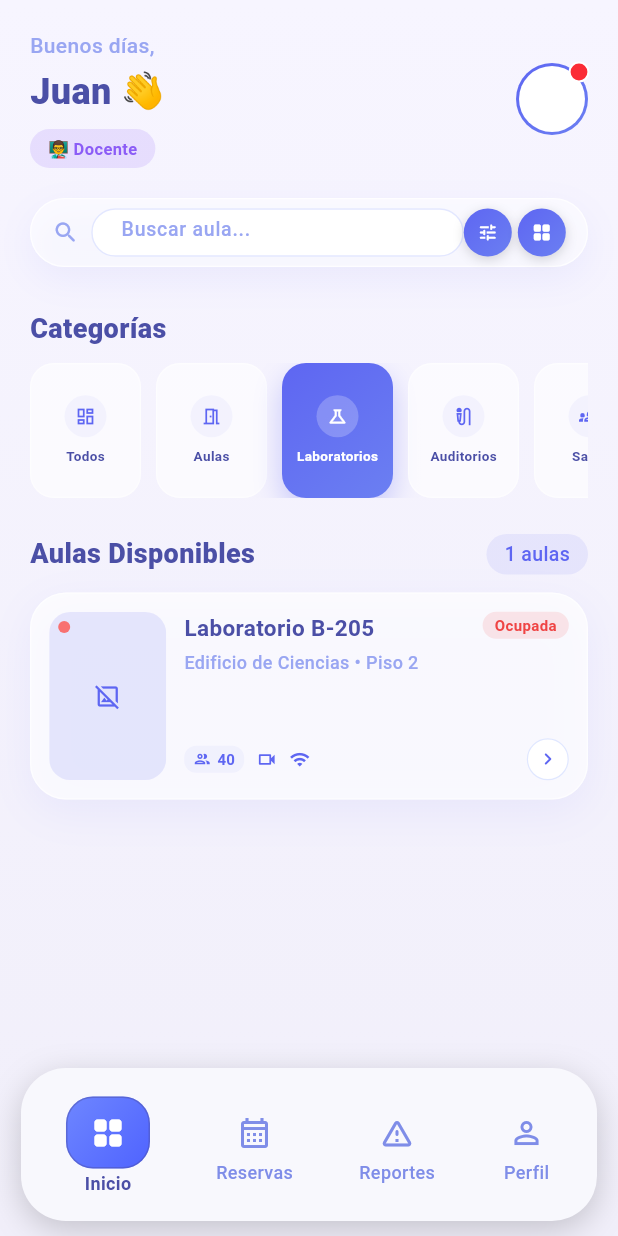
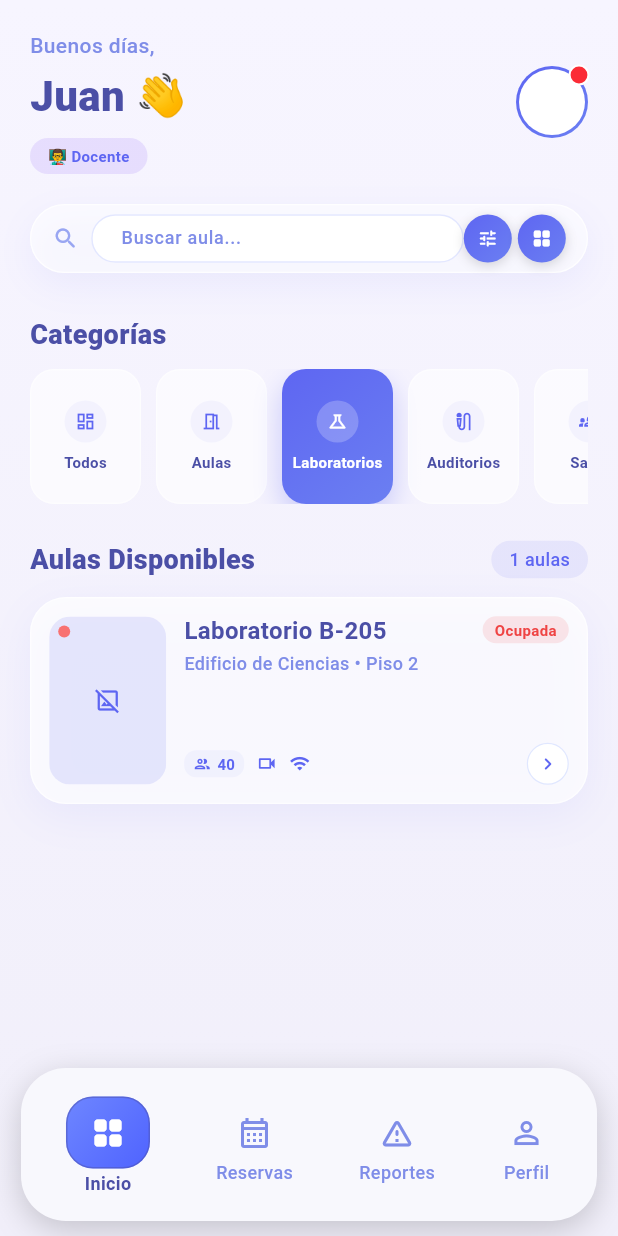
Before and after one commit to JSebasAM/AulaSmart-Front-end, a Flutter app: the AppShellView screen opened by its route, after a tap on "Aulas", after a tap on "Laboratorios", on a phone screen of 412 x 824 dp. Run offline on Flutter 3.47's test engine with Material 3 defaults, Android fonts, the light colour scheme and no system bars; network calls fail.

Commit message:
refactor: se declararon variables globales para la topografia y si implemento en la vista home  AUS-32

```diff
--- /dev/null
+++ b/lib/themes/app_text_styles.dart
@@ -0,0 +1,56 @@
+import 'package:flutter/material.dart';
+
+import 'app_colors.dart';
+
+class AppTextStyles {
+  static const TextStyle pageTitle = TextStyle(
+    color: AppColors.primaryDark,
+    fontSize: 33,
+    fontWeight: FontWeight.w800,
+    height: 1.0,
+  );
+
+  static const TextStyle pageSubtitle = TextStyle(
+    color: AppColors.textSecondary,
+    fontSize: 18,
+    fontWeight: FontWeight.w500,
+    height: 1.2,
+  );
+
+  static const TextStyle sectionTitle = TextStyle(
+    color: AppColors.primaryDark,
+    fontSize: 18,
+    fontWeight: FontWeight.w800,
+  );
+
+  static const TextStyle sectionBody = TextStyle(
+    color: AppColors.textSecondary,
+    fontSize: 14,
+    fontWeight: FontWeight.w500,
+  );
+
+  static const TextStyle cardTitle = TextStyle(
+    color: AppColors.primaryDark,
+    fontSize: 16,
+    fontWeight: FontWeight.w700,
+    height: 1.2,
+  );
+
+  static const TextStyle cardSubtitle = TextStyle(
+    color: AppColors.textSecondary,
+    fontSize: 12,
+    fontWeight: FontWeight.w500,
+  );
+
+  static const TextStyle smallLabel = TextStyle(
+    color: AppColors.textSecondary,
+    fontSize: 10,
+    fontWeight: FontWeight.w600,
+  );
+
+  static const TextStyle tinyLabel = TextStyle(
+    color: AppColors.textSecondary,
+    fontSize: 9,
+    fontWeight: FontWeight.w600,
+  );
+}
--- a/lib/views/home_view.dart
+++ b/lib/views/home_view.dart
@@ -1,6 +1,7 @@
 import 'package:aulasmart_front_end/models/aula.dart';
 import 'package:aulasmart_front_end/services/aula_service.dart';
 import 'package:aulasmart_front_end/themes/app_colors.dart';
+import 'package:aulasmart_front_end/themes/app_text_styles.dart';
 import 'package:flutter/material.dart';
 
 class HomeView extends StatefulWidget {
@@ -104,22 +105,14 @@ class _HomeViewState extends State<HomeView> {
           child: Column(
             crossAxisAlignment: CrossAxisAlignment.start,
             children: [
-              const Text(
+              Text(
                 'Buenos días,',
-                style: TextStyle(
-                  color: Color(0xFF99A6F2),
-                  fontSize: 14,
-                  fontWeight: FontWeight.w500,
-                ),
+                style: AppTextStyles.sectionBody.copyWith(color: AppColors.textSecondary),
               ),
               const SizedBox(height: 4),
-              const Text(
+              Text(
                 'Juan 👋',
-                style: TextStyle(
-                  color: Color(0xFF4B4FA6),
-                  fontSize: 24,
-                  fontWeight: FontWeight.w800,
-                ),
+                style: AppTextStyles.sectionTitle.copyWith(fontSize: 28),
               ),
               const SizedBox(height: 8),
               Container(
@@ -128,13 +121,9 @@ class _HomeViewState extends State<HomeView> {
                   color: const Color(0x268B5CF6),
                   borderRadius: BorderRadius.circular(999),
                 ),
-                child: const Text(
+                child: Text(
                   '👨‍🏫 Docente',
-                  style: TextStyle(
-                    color: Color(0xFF8B5CF6),
-                    fontSize: 11,
-                    fontWeight: FontWeight.w700,
-                  ),
+                  style: AppTextStyles.smallLabel.copyWith(color: AppColors.primary),
                 ),
               ),
             ],
@@ -206,11 +195,7 @@ class _HomeViewState extends State<HomeView> {
               decoration: const InputDecoration(
                 border: InputBorder.none,
                 hintText: 'Buscar aula...',
-                hintStyle: TextStyle(
-                  color: Color(0xFF99A6F2),
-                  fontSize: 13,
-                  fontWeight: FontWeight.w500,
-                ),
+                hintStyle: AppTextStyles.cardSubtitle,
                 isDense: true,
               ),
             ),
@@ -229,11 +214,7 @@ class _HomeViewState extends State<HomeView> {
       children: [
         const Text(
           'Categorías',
-          style: TextStyle(
-            color: Color(0xFF4B4FA6),
-            fontSize: 18,
-            fontWeight: FontWeight.w800,
-          ),
+          style: AppTextStyles.sectionTitle,
         ),
         const SizedBox(height: 10),
         SizedBox(
@@ -286,10 +267,8 @@ class _HomeViewState extends State<HomeView> {
                       const SizedBox(height: 6),
                       Text(
                         categoria,
-                        style: TextStyle(
-                          color: activa ? Colors.white : const Color(0xFF4B4FA6),
-                          fontSize: 9,
-                          fontWeight: FontWeight.w700,
+                        style: AppTextStyles.smallLabel.copyWith(
+                          color: activa ? Colors.white : AppColors.primaryDark,
                         ),
                       ),
                     ],
@@ -309,11 +288,7 @@ class _HomeViewState extends State<HomeView> {
       children: [
         const Text(
           'Aulas Disponibles',
-          style: TextStyle(
-            color: Color(0xFF4B4FA6),
-            fontSize: 18,
-            fontWeight: FontWeight.w800,
-          ),
+          style: AppTextStyles.sectionTitle,
         ),
         Container(
           padding: const EdgeInsets.symmetric(horizontal: 12, vertical: 4),
@@ -323,11 +298,7 @@ class _HomeViewState extends State<HomeView> {
           ),
           child: Text(
             '$cantidad aulas',
-            style: const TextStyle(
-              color: Color(0xFF5E66F2),
-              fontSize: 13,
-              fontWeight: FontWeight.w500,
-            ),
+            style: AppTextStyles.cardSubtitle.copyWith(color: AppColors.primary),
           ),
         ),
       ],
@@ -345,11 +316,7 @@ class _HomeViewState extends State<HomeView> {
       child: const Text(
         'No hay aulas para los filtros actuales.',
         textAlign: TextAlign.center,
-        style: TextStyle(
-          color: Color(0xFF7080E4),
-          fontSize: 14,
-          fontWeight: FontWeight.w600,
-        ),
+        style: AppTextStyles.sectionBody,
       ),
     );
   }
@@ -469,11 +436,7 @@ class _AulaCard extends StatelessWidget {
                         aula.nombre,
                         maxLines: 1,
                         overflow: TextOverflow.ellipsis,
-                        style: const TextStyle(
-                          color: Color(0xFF4B4FA6),
-                          fontSize: 15,
-                          fontWeight: FontWeight.w700,
-                        ),
+                        style: AppTextStyles.cardTitle,
                       ),
                     ),
                     const SizedBox(width: 6),
@@ -485,11 +448,7 @@ class _AulaCard extends StatelessWidget {
                       ),
                       child: Text(
                         aula.estado,
-                        style: TextStyle(
-                          color: badgeColor,
-                          fontSize: 10,
-                          fontWeight: FontWeight.w700,
-                        ),
+                        style: AppTextStyles.smallLabel.copyWith(color: badgeColor),
                       ),
                     ),
                   ],
@@ -499,11 +458,7 @@ class _AulaCard extends StatelessWidget {
                   aula.ubicacion,
                   maxLines: 1,
                   overflow: TextOverflow.ellipsis,
-                  style: const TextStyle(
-                    color: Color(0xFF99A6F2),
-                    fontSize: 12,
-                    fontWeight: FontWeight.w500,
-                  ),
+                  style: AppTextStyles.cardSubtitle,
                 ),
                 const Spacer(),
                 Row(
@@ -520,11 +475,7 @@ class _AulaCard extends StatelessWidget {
                           const SizedBox(width: 4),
                           Text(
                             '${aula.capacidad}',
-                            style: const TextStyle(
-                              color: Color(0xFF5E66F2),
-                              fontSize: 10,
-                              fontWeight: FontWeight.w700,
-                            ),
+                            style: AppTextStyles.smallLabel.copyWith(color: AppColors.primary),
                           ),
                         ],
                       ),
```
